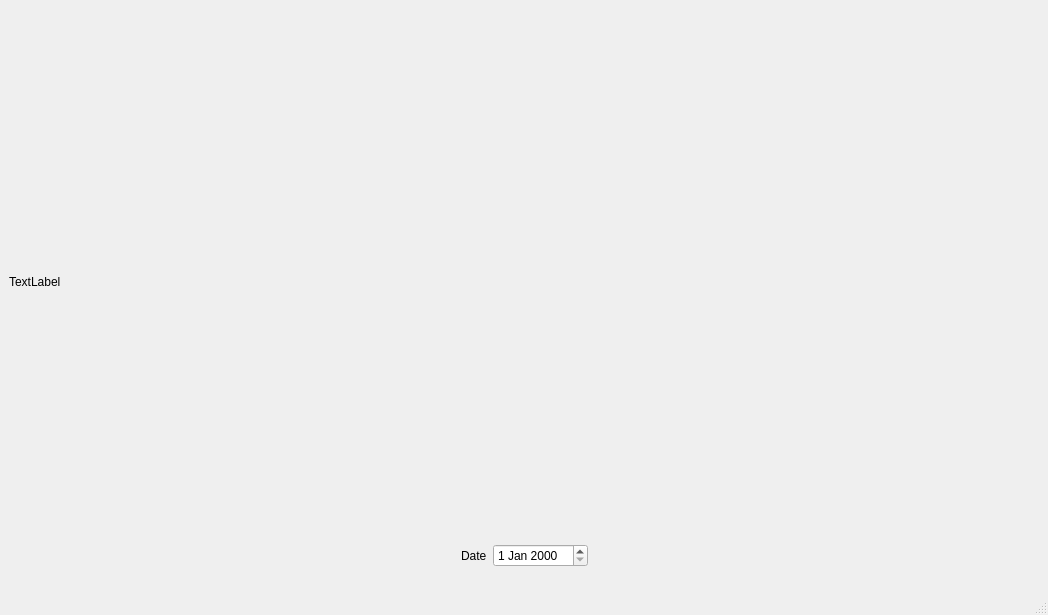
Old version of the form MainWindow.ui in the repository jasonjin34/Covid-worldmap-app.
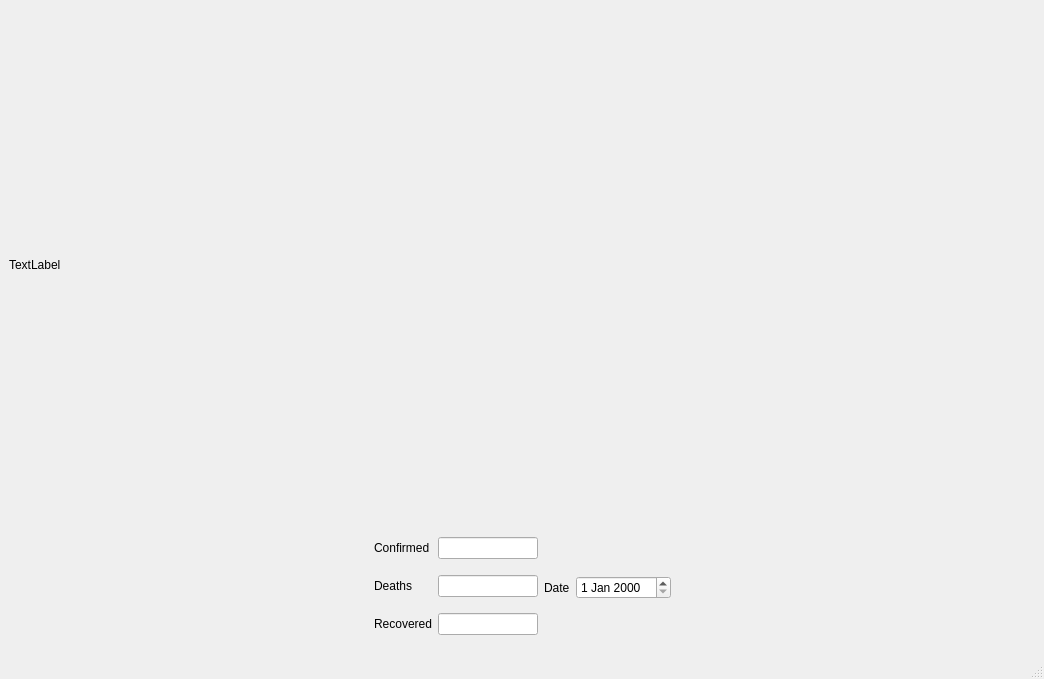
New version of the form.

```diff
--- a/MainWindow.ui
+++ b/MainWindow.ui
@@ -6,17 +6,29 @@
    <rect>
     <x>0</x>
     <y>0</y>
-    <width>1048</width>
-    <height>615</height>
+    <width>1044</width>
+    <height>679</height>
    </rect>
   </property>
+  <property name="minimumSize">
+   <size>
+    <width>1044</width>
+    <height>679</height>
+   </size>
+  </property>
+  <property name="maximumSize">
+   <size>
+    <width>1044</width>
+    <height>679</height>
+   </size>
+  </property>
   <property name="windowTitle">
    <string>MainWindow</string>
   </property>
   <widget class="QWidget" name="centralwidget">
-   <layout class="QVBoxLayout" name="verticalLayout_2">
+   <layout class="QVBoxLayout" name="verticalLayout_4">
     <item>
-     <layout class="QVBoxLayout" name="verticalLayout">
+     <layout class="QVBoxLayout" name="verticalLayout_3">
       <item>
        <widget class="QLabel" name="maplabel">
         <property name="minimumSize">
@@ -37,7 +49,7 @@
        </widget>
       </item>
       <item>
-       <layout class="QHBoxLayout" name="horizontalLayout">
+       <layout class="QHBoxLayout" name="horizontalLayout_5" stretch="4,1,1,4">
         <item>
          <spacer name="horizontalSpacer">
           <property name="orientation">
@@ -52,14 +64,133 @@
          </spacer>
         </item>
         <item>
-         <widget class="QLabel" name="label">
-          <property name="text">
-           <string>Date</string>
-          </property>
-         </widget>
+         <layout class="QVBoxLayout" name="verticalLayout">
+          <item>
+           <layout class="QHBoxLayout" name="horizontalLayout">
+            <item>
+             <widget class="QLabel" name="label_2">
+              <property name="text">
+               <string>Confirmed</string>
+              </property>
+             </widget>
+            </item>
+            <item>
+             <widget class="QLineEdit" name="confirmLineEdit">
+              <property name="minimumSize">
+               <size>
+                <width>100</width>
+                <height>0</height>
+               </size>
+              </property>
+              <property name="maximumSize">
+               <size>
+                <width>100</width>
+                <height>16777215</height>
+               </size>
+              </property>
+             </widget>
+            </item>
+           </layout>
+          </item>
+          <item>
+           <layout class="QHBoxLayout" name="horizontalLayout_2">
+            <item>
+             <widget class="QLabel" name="label_3">
+              <property name="text">
+               <string>Deaths</string>
+              </property>
+             </widget>
+            </item>
+            <item>
+             <widget class="QLineEdit" name="deathLineEdit">
+              <property name="minimumSize">
+               <size>
+                <width>100</width>
+                <height>0</height>
+               </size>
+              </property>
+              <property name="maximumSize">
+               <size>
+                <width>100</width>
+                <height>16777215</height>
+               </size>
+              </property>
+             </widget>
+            </item>
+           </layout>
+          </item>
+          <item>
+           <layout class="QHBoxLayout" name="horizontalLayout_3">
+            <item>
+             <widget class="QLabel" name="label_4">
+              <property name="text">
+               <string>Recovered</string>
+              </property>
+             </widget>
+            </item>
+            <item>
+             <widget class="QLineEdit" name="recoverLineEdit">
+              <property name="minimumSize">
+               <size>
+                <width>100</width>
+                <height>0</height>
+               </size>
+              </property>
+              <property name="maximumSize">
+               <size>
+                <width>100</width>
+                <height>16777215</height>
+               </size>
+              </property>
+             </widget>
+            </item>
+           </layout>
+          </item>
+         </layout>
         </item>
         <item>
-         <widget class="QDateEdit" name="dateEdit"/>
+         <layout class="QVBoxLayout" name="verticalLayout_2">
+          <item>
+           <spacer name="verticalSpacer">
+            <property name="orientation">
+             <enum>Qt::Vertical</enum>
+            </property>
+            <property name="sizeHint" stdset="0">
+             <size>
+              <width>20</width>
+              <height>40</height>
+             </size>
+            </property>
+           </spacer>
+          </item>
+          <item>
+           <layout class="QHBoxLayout" name="horizontalLayout_4">
+            <item>
+             <widget class="QLabel" name="label">
+              <property name="text">
+               <string>Date</string>
+              </property>
+             </widget>
+            </item>
+            <item>
+             <widget class="QDateEdit" name="dateEdit"/>
+            </item>
+           </layout>
+          </item>
+          <item>
+           <spacer name="verticalSpacer_2">
+            <property name="orientation">
+             <enum>Qt::Vertical</enum>
+            </property>
+            <property name="sizeHint" stdset="0">
+             <size>
+              <width>20</width>
+              <height>40</height>
+             </size>
+            </property>
+           </spacer>
+          </item>
+         </layout>
         </item>
         <item>
          <spacer name="horizontalSpacer_2">
```
Left out of the diff: 2 changed lines with no effect on the pictures.
